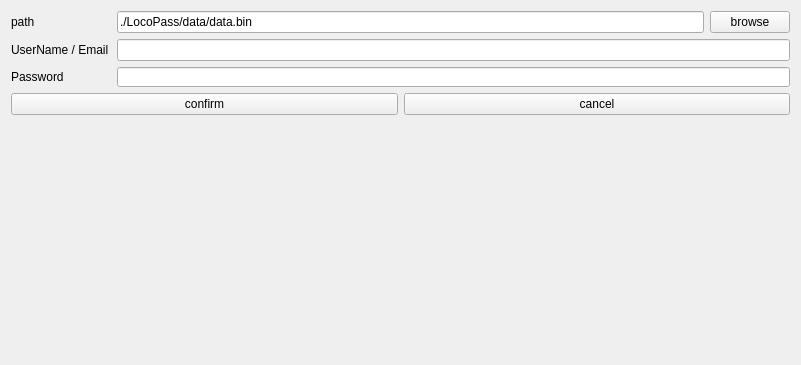
First picture: the form in src/UI/authentication.ui, repository PandaGamersHDNL/LocoPass, before the edit.
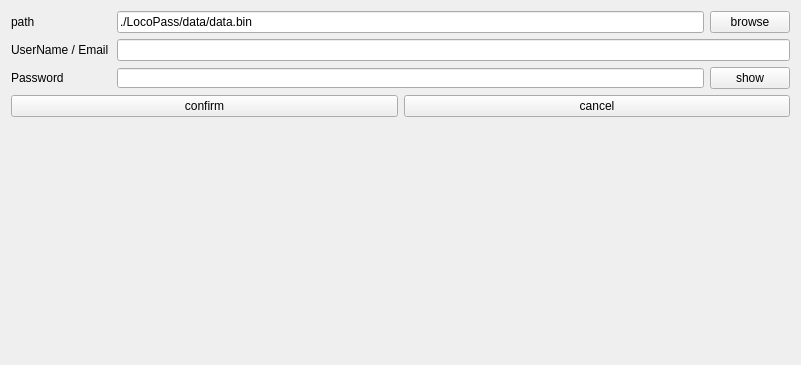
Second picture: the form after the edit.

What changed in the file:
```diff
--- a/src/UI/authentication.ui
+++ b/src/UI/authentication.ui
@@ -125,6 +125,16 @@
          <height>20</height>
         </size>
        </property>
+       <property name="echoMode">
+        <enum>QLineEdit::Password</enum>
+       </property>
+      </widget>
+     </item>
+     <item>
+      <widget class="QPushButton" name="pushButton">
+       <property name="text">
+        <string>show</string>
+       </property>
       </widget>
      </item>
     </layout>
```
